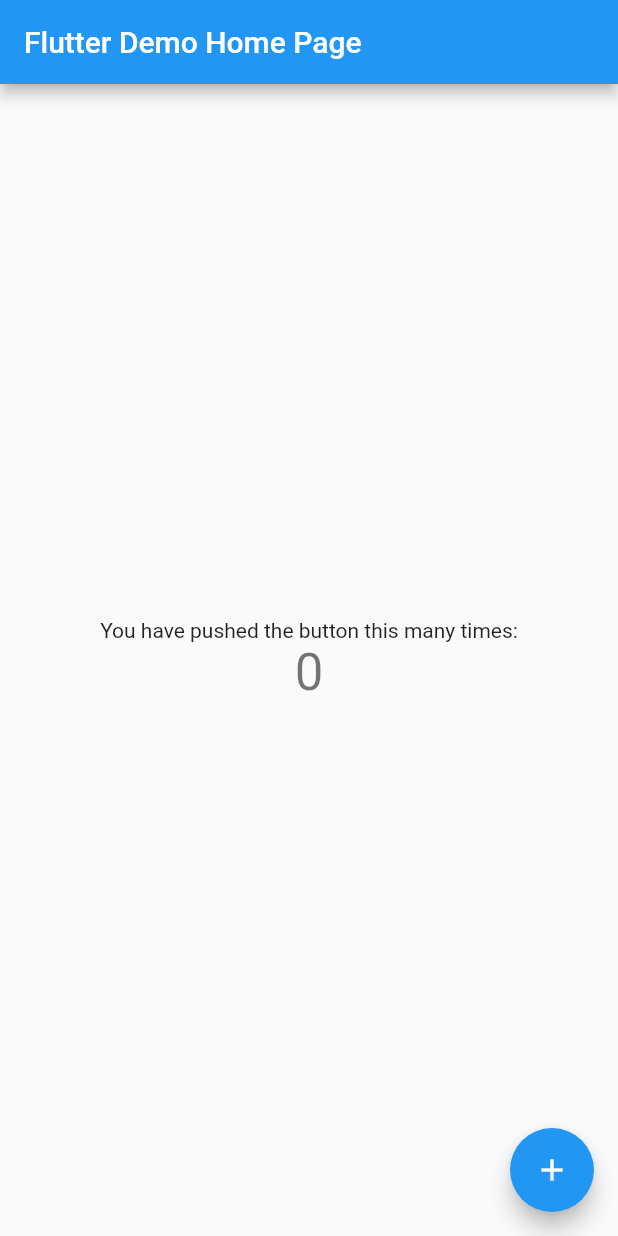
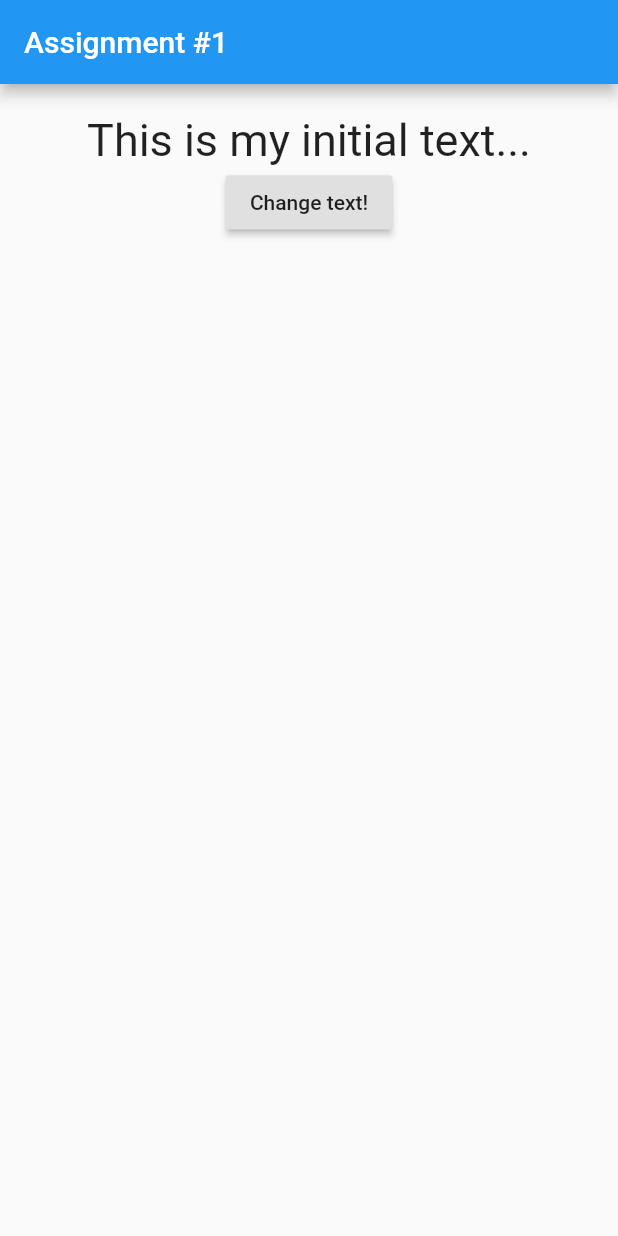
Before and after one commit to leocsilva/flutter-course, a Flutter app: the screen it shows after launch, on a phone screen of 412 x 824 dp. Run offline on Flutter 3.47's test engine with Material 2 defaults, Android fonts, the phone set to English and light mode, and no system bars.

Commit message:
Assignment 1

```diff
--- /dev/null
+++ b/flutter_assignment/lib/app.dart
@@ -0,0 +1,43 @@
+import 'package:flutter/material.dart';
+
+import './text.dart';
+import 'textControl.dart';
+
+class App extends StatefulWidget {
+  @override
+  State<StatefulWidget> createState() {
+    return _AppState();
+  }
+}
+
+class _AppState extends State<App> {
+
+  var _text = 'This is my initial text...';
+  var _newText = 'This is my updated text...';
+
+  void _changeText() {
+    setState(() {
+      _text = _newText;
+    });
+  }
+
+  @override
+  Widget build(BuildContext context) {
+    return MaterialApp(
+      home: Scaffold(
+        appBar: AppBar(
+          title: Text('Assignment #1'),
+        ),
+        body: Container(
+          margin: EdgeInsets.all(20),
+          width: double.infinity,
+          child: Column(children: <Widget>[
+            MyTextWidget(_text),
+            TextControl(_changeText)
+          ],
+          ),
+        ),
+      ),
+    );
+  }
+}
--- a/flutter_assignment/lib/main.dart
+++ b/flutter_assignment/lib/main.dart
@@ -5,112 +5,6 @@
 
 import 'package:flutter/material.dart';
 
-void main() => runApp(MyApp());
+import './app.dart';
 
-class MyApp extends StatelessWidget {
-  // This widget is the root of your application.
-  @override
-  Widget build(BuildContext context) {
-    return MaterialApp(
-      title: 'Flutter Demo',
-      theme: ThemeData(
-        // This is the theme of your application.
-        //
-        // Try running your application with "flutter run". You'll see the
-        // application has a blue toolbar. Then, without quitting the app, try
-        // changing the primarySwatch below to Colors.green and then invoke
-        // "hot reload" (press "r" in the console where you ran "flutter run",
-        // or simply save your changes to "hot reload" in a Flutter IDE).
-        // Notice that the counter didn't reset back to zero; the application
-        // is not restarted.
-        primarySwatch: Colors.blue,
-      ),
-      home: MyHomePage(title: 'Flutter Demo Home Page'),
-    );
-  }
-}
-
-class MyHomePage extends StatefulWidget {
-  MyHomePage({Key key, this.title}) : super(key: key);
-
-  // This widget is the home page of your application. It is stateful, meaning
-  // that it has a State object (defined below) that contains fields that affect
-  // how it looks.
-
-  // This class is the configuration for the state. It holds the values (in this
-  // case the title) provided by the parent (in this case the App widget) and
-  // used by the build method of the State. Fields in a Widget subclass are
-  // always marked "final".
-
-  final String title;
-
-  @override
-  _MyHomePageState createState() => _MyHomePageState();
-}
-
-class _MyHomePageState extends State<MyHomePage> {
-  int _counter = 0;
-
-  void _incrementCounter() {
-    setState(() {
-      // This call to setState tells the Flutter framework that something has
-      // changed in this State, which causes it to rerun the build method below
-      // so that the display can reflect the updated values. If we changed
-      // _counter without calling setState(), then the build method would not be
-      // called again, and so nothing would appear to happen.
-      _counter++;
-    });
-  }
-
-  @override
-  Widget build(BuildContext context) {
-    // This method is rerun every time setState is called, for instance as done
-    // by the _incrementCounter method above.
-    //
-    // The Flutter framework has been optimized to make rerunning build methods
-    // fast, so that you can just rebuild anything that needs updating rather
-    // than having to individually change instances of widgets.
-    return Scaffold(
-      appBar: AppBar(
-        // Here we take the value from the MyHomePage object that was created by
-        // the App.build method, and use it to set our appbar title.
-        title: Text(widget.title),
-      ),
-      body: Center(
-        // Center is a layout widget. It takes a single child and positions it
-        // in the middle of the parent.
-        child: Column(
-          // Column is also a layout widget. It takes a list of children and
-          // arranges them vertically. By default, it sizes itself to fit its
-          // children horizontally, and tries to be as tall as its parent.
-          //
-          // Invoke "debug painting" (press "p" in the console, choose the
-          // "Toggle Debug Paint" action from the Flutter Inspector in Android
-          // Studio, or the "Toggle Debug Paint" command in Visual Studio Code)
-          // to see the wireframe for each widget.
-          //
-          // Column has various properties to control how it sizes itself and
-          // how it positions its children. Here we use mainAxisAlignment to
-          // center the children vertically; the main axis here is the vertical
-          // axis because Columns are vertical (the cross axis would be
-          // horizontal).
-          mainAxisAlignment: MainAxisAlignment.center,
-          children: <Widget>[
-            Text(
-              'You have pushed the button this many times:',
-            ),
-            Text(
-              '$_counter',
-              style: Theme.of(context).textTheme.display1,
-            ),
-          ],
-        ),
-      ),
-      floatingActionButton: FloatingActionButton(
-        onPressed: _incrementCounter,
-        tooltip: 'Increment',
-        child: Icon(Icons.add),
-      ), // This trailing comma makes auto-formatting nicer for build methods.
-    );
-  }
-}
+void main() => runApp(App());
--- /dev/null
+++ b/flutter_assignment/lib/text.dart
@@ -0,0 +1,18 @@
+import 'package:flutter/material.dart';
+
+class MyTextWidget extends StatelessWidget {
+  final _text;
+
+  MyTextWidget(this._text);
+
+  @override
+  Widget build(BuildContext context) {
+    return Text(
+      _text,
+      textAlign: TextAlign.center,
+      style: TextStyle(
+        fontSize: 30,
+      ),
+    );
+  }
+}
--- /dev/null
+++ b/flutter_assignment/lib/textControl.dart
@@ -0,0 +1,16 @@
+import 'package:flutter/material.dart';
+
+class TextControl extends StatelessWidget {
+
+  final Function _changeText;
+
+  TextControl(this._changeText);
+
+  @override
+  Widget build(BuildContext context) {
+    return RaisedButton (
+      child: Text('Change text!'),
+      onPressed: _changeText,
+    );
+  }
+}
```
